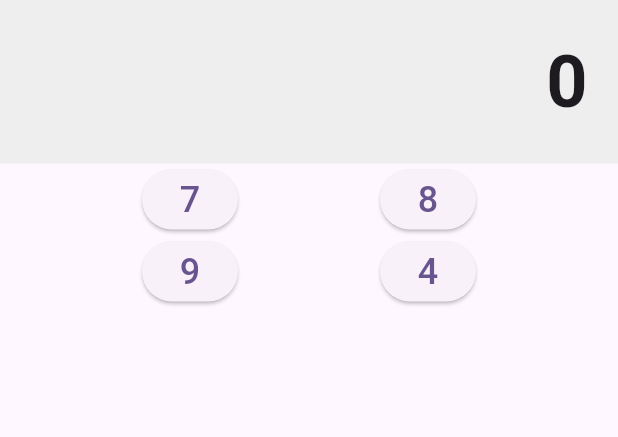
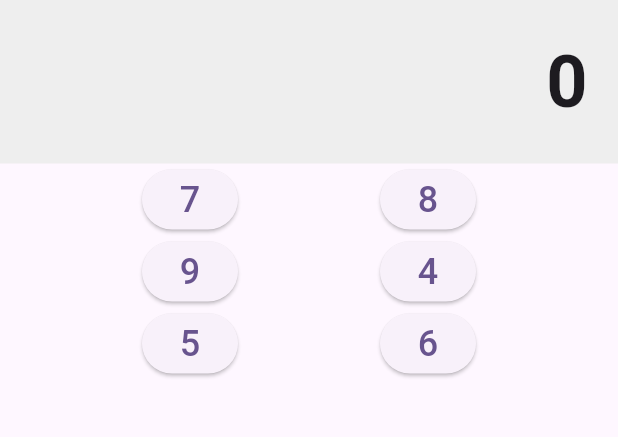
Before and after one commit to W17Code/calculadora_flutter, a Flutter app: the screen it shows after launch, on a phone screen of 412 x 824 dp, the part 84-521 px from its top. Run offline on Flutter 3.47's test engine with Material 3 defaults, Android fonts, the phone set to English and light mode, and no system bars.

Commit message:
Se agregan los botones 5 y 6

```diff
--- a/lib/home/home.dart
+++ b/lib/home/home.dart
@@ -46,6 +46,19 @@ class MyHomePage extends StatelessWidget {
               ),
             ],
           ),
+           Row(
+            mainAxisAlignment: MainAxisAlignment.spaceEvenly,
+            children: [
+              ElevatedButton(
+                onPressed: () {},
+                child: const Text('5', style: TextStyle(fontSize: 24)),
+              ),
+              ElevatedButton(
+                onPressed: () {},
+                child: const Text('6', style: TextStyle(fontSize: 24)),
+              ),
+            ],
+          ),
         ],
       ),
     );
```
